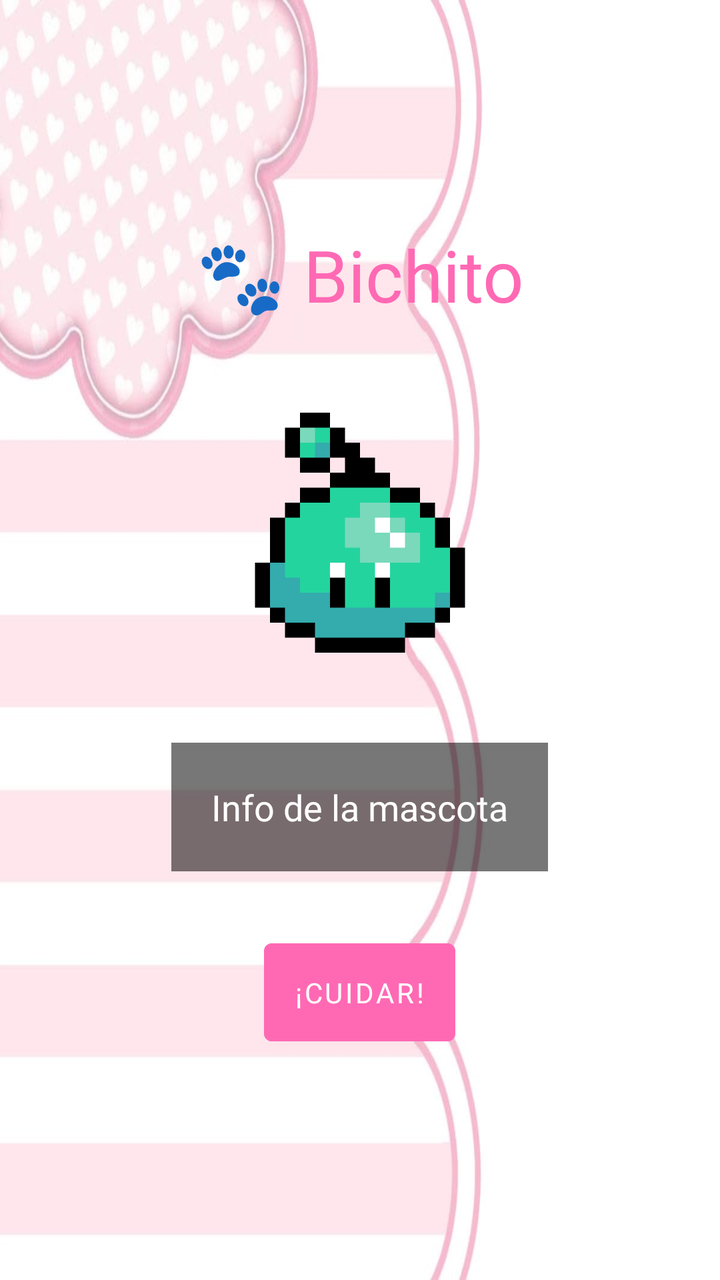
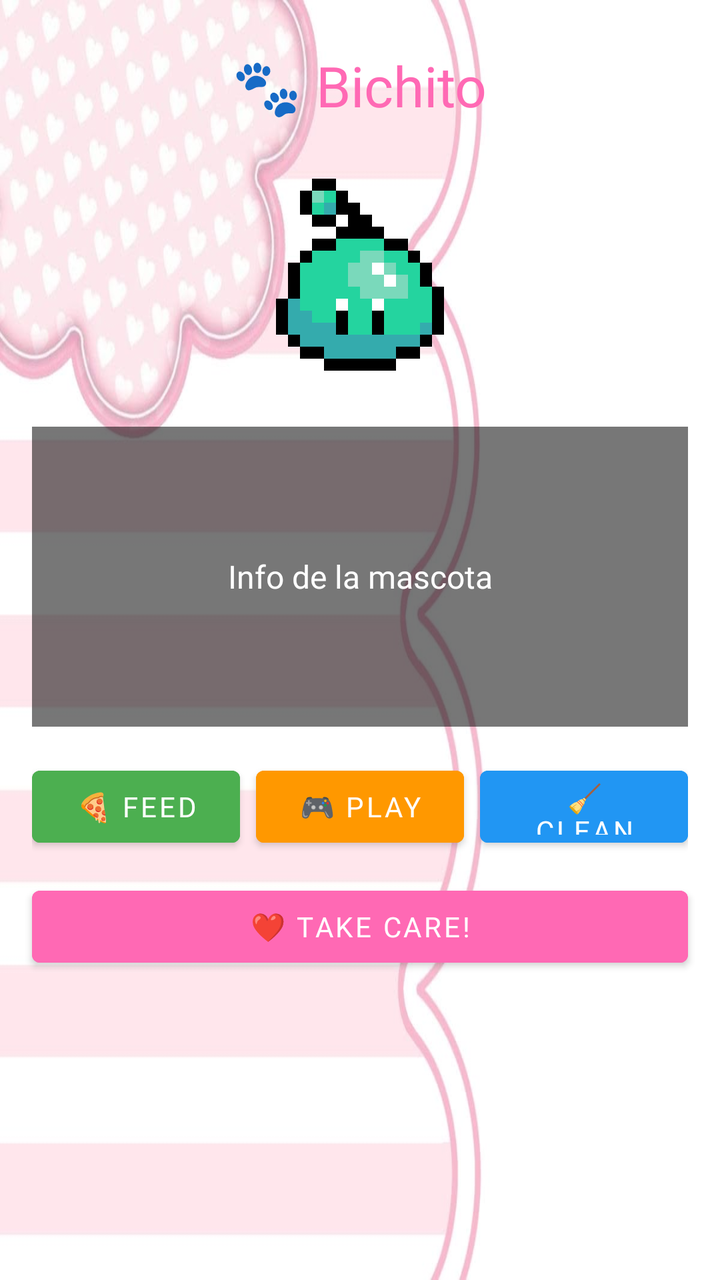

Compare the two renders of this Android layout. The source of the first and the diff that turns it into the second are given below.
<!-- AndroidManifest.xml: application theme Theme.Bichitos -->
<!-- res/layout/activity_home.xml -->
<?xml version="1.0" encoding="utf-8"?>
<LinearLayout xmlns:android="http://schemas.android.com/apk/res/android"
    android:layout_width="match_parent"
    android:layout_height="match_parent"
    android:orientation="vertical"
    android:padding="20dp"
    android:gravity="center"
    android:background="@drawable/frutiger_aero_bg">

    <TextView
        android:id="@+id/petNameText"
        android:layout_width="wrap_content"
        android:layout_height="wrap_content"
        android:text="🐾 Bichito"
        android:textSize="36sp"
        android:textColor="#FF69B4"
        android:fontFamily="@font/pixel_font"
        android:layout_marginBottom="30dp"/>

    <ImageView
        android:layout_width="150dp"
        android:layout_height="150dp"
        android:src="@drawable/pet_icon"
        android:layout_marginBottom="30dp"/>

    <TextView
        android:id="@+id/petInfoText"
        android:layout_width="wrap_content"
        android:layout_height="wrap_content"
        android:text="Info de la mascota"
        android:textSize="18sp"
        android:textColor="#FFFFFF"
        android:fontFamily="@font/pixel_font"
        android:gravity="center"
        android:background="#88000000"
        android:padding="20dp"
        android:layout_marginBottom="30dp"/>

    <Button
        android:layout_width="wrap_content"
        android:layout_height="wrap_content"
        android:text="¡Cuidar!"
        android:fontFamily="@font/pixel_font"
        android:backgroundTint="#FF69B4"
        android:padding="15dp"/>

</LinearLayout>
<!-- resources referenced by this layout -->
<resources>
  <!-- drawable frutiger_aero_bg: jpg bitmap (drawable, 33894 bytes) -->
  <!-- drawable pet_icon: png bitmap (drawable, 9347 bytes) -->
  <style name="Theme.Bichitos" parent="Theme.MaterialComponents.Light.NoActionBar">
          <item name="colorPrimary">#FF69B4</item>
          <item name="colorPrimaryVariant">#FF1493</item>
          <item name="colorOnPrimary">#FFFFFF</item>
          <item name="android:windowBackground">@drawable/frutiger_aero_bg</item>
          <item name="android:statusBarColor">#FF69B4</item>
          <item name="android:navigationBarColor">#FF69B4</item>
      </style>
</resources>

<!-- the commit's change to res/layout/activity_home.xml (unified diff, before → after) -->
@@ -1,47 +1,103 @@
 <?xml version="1.0" encoding="utf-8"?>
-<LinearLayout xmlns:android="http://schemas.android.com/apk/res/android"
+<ScrollView xmlns:android="http://schemas.android.com/apk/res/android"
     android:layout_width="match_parent"
     android:layout_height="match_parent"
-    android:orientation="vertical"
-    android:padding="20dp"
-    android:gravity="center"
+    android:fillViewport="true"
     android:background="@drawable/frutiger_aero_bg">
 
-    <TextView
-        android:id="@+id/petNameText"
-        android:layout_width="wrap_content"
+    <LinearLayout
+        android:layout_width="match_parent"
         android:layout_height="wrap_content"
-        android:text="🐾 Bichito"
-        android:textSize="36sp"
-        android:textColor="#FF69B4"
-        android:fontFamily="@font/pixel_font"
-        android:layout_marginBottom="30dp"/>
+        android:orientation="vertical"
+        android:padding="16dp"
+        android:gravity="center_horizontal"
+        android:clipToPadding="false">
 
-    <ImageView
-        android:layout_width="150dp"
-        android:layout_height="150dp"
-        android:src="@drawable/pet_icon"
-        android:layout_marginBottom="30dp"/>
+        
+        <TextView
+            android:id="@+id/petNameText"
+            android:layout_width="wrap_content"
+            android:layout_height="wrap_content"
+            android:text="🐾 Bichito"
+            android:textSize="28sp"
+            android:textColor="#FF69B4"
+            android:fontFamily="@font/pixel_font"
+            android:layout_marginTop="8dp"
+            android:layout_marginBottom="16dp"/>
 
-    <TextView
-        android:id="@+id/petInfoText"
-        android:layout_width="wrap_content"
-        android:layout_height="wrap_content"
-        android:text="Info de la mascota"
-        android:textSize="18sp"
-        android:textColor="#FFFFFF"
-        android:fontFamily="@font/pixel_font"
-        android:gravity="center"
-        android:background="#88000000"
-        android:padding="20dp"
-        android:layout_marginBottom="30dp"/>
+        
+        <ImageView
+            android:layout_width="120dp"
+            android:layout_height="120dp"
+            android:src="@drawable/pet_icon"
+            android:layout_marginBottom="16dp"/>
 
-    <Button
-        android:layout_width="wrap_content"
-        android:layout_height="wrap_content"
-        android:text="¡Cuidar!"
-        android:fontFamily="@font/pixel_font"
-        android:backgroundTint="#FF69B4"
-        android:padding="15dp"/>
+        
+        <TextView
+            android:id="@+id/petInfoText"
+            android:layout_width="match_parent"
+            android:layout_height="wrap_content"
+            android:text="Info de la mascota"
+            android:textSize="16sp"
+            android:textColor="#FFFFFF"
+            android:fontFamily="@font/pixel_font"
+            android:gravity="center"
+            android:background="#88000000"
+            android:padding="16dp"
+            android:layout_marginBottom="16dp"
+            android:minHeight="150dp"/>
 
-</LinearLayout>
+        
+        <LinearLayout
+            android:layout_width="match_parent"
+            android:layout_height="wrap_content"
+            android:orientation="horizontal"
+            android:gravity="center"
+            android:layout_marginBottom="8dp">
+
+            <Button
+                android:layout_width="0dp"
+                android:layout_height="48dp"
+                android:layout_weight="1"
+                android:text="🍕 Feed"
+                android:fontFamily="@font/pixel_font"
+                android:backgroundTint="#4CAF50"
+                android:textSize="14sp"
+                android:layout_marginEnd="4dp"/>
+
+            <Button
+                android:layout_width="0dp"
+                android:layout_height="48dp"
+                android:layout_weight="1"
+                android:text="🎮 Play"
+                android:fontFamily="@font/pixel_font"
+                android:backgroundTint="#FF9800"
+                android:textSize="14sp"
+                android:layout_marginStart="4dp"
+                android:layout_marginEnd="4dp"/>
+
+            <Button
+                android:layout_width="0dp"
+                android:layout_height="48dp"
+                android:layout_weight="1"
+                android:text="🧹 Clean"
+                android:fontFamily="@font/pixel_font"
+                android:backgroundTint="#2196F3"
+                android:textSize="14sp"
+                android:layout_marginStart="4dp"/>
+
+        </LinearLayout>
+
+        
+        <Button
+            android:layout_width="match_parent"
+            android:layout_height="48dp"
+            android:text="❤️ Take Care!"
+            android:fontFamily="@font/pixel_font"
+            android:backgroundTint="#FF69B4"
+            android:textSize="14sp"
+            android:layout_marginTop="4dp"/>
+
+    </LinearLayout>
+
+</ScrollView>
